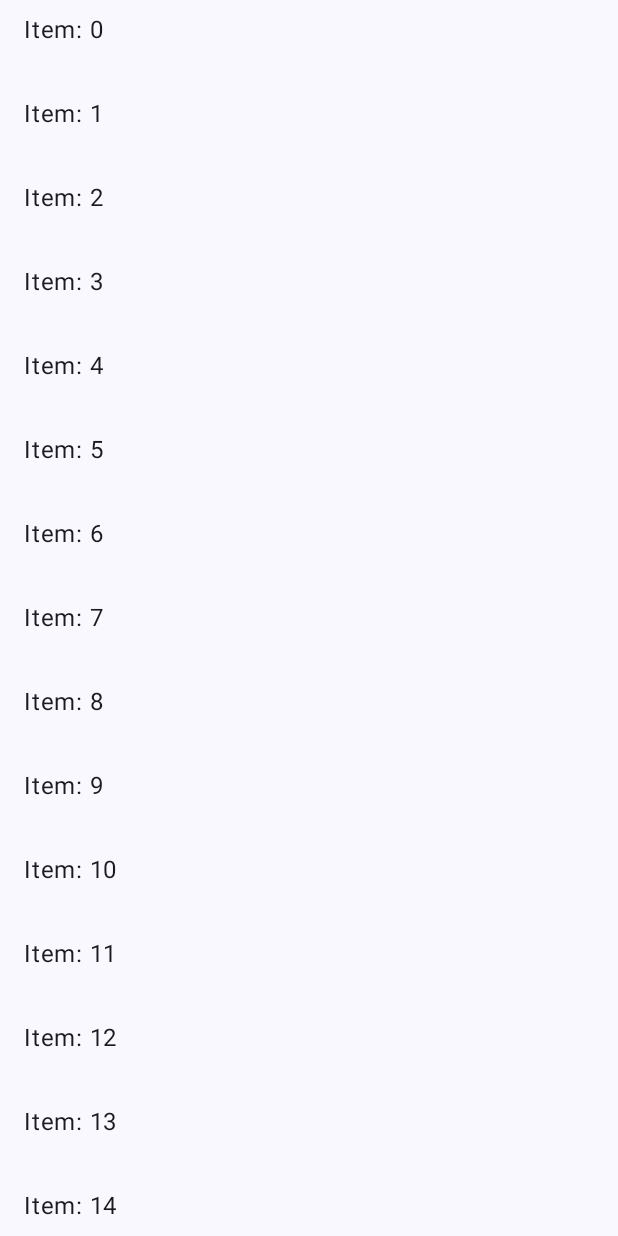
After one commit to SargisKhlopuzyan/PL_JetpackCompose, an Android app built with Jetpack Compose: the PullToRefreshLazyColumnScreen screen opened through its navigation route, on a phone screen of 412 x 824 dp. The commit adds this screen. Run offline under Robolectric (Android 15) with nearby library versions, the phone set to English and light mode, and no system bars; Roboto replaces fonts that are not available here.

Commit message:
Pull To Refresh LazyColumn

```diff
--- a/gradle/libs.versions.toml
+++ b/gradle/libs.versions.toml
@@ -8,9 +8,7 @@ espressoCore = "3.6.1"
 #lifecycleRuntimeKtx = "2.9.1"
 lifecycleRuntimeKtx = "2.9.1"
 activityCompose = "1.10.1"
-#composeBom = "2025.06.01"
 composeBom = "2025.06.01"
-#appcompat = "1.7.1"
 appcompat = "1.7.1"
 #material = "1.12.0"
 lifecycleViewmodelCompose = "2.9.1"
--- a/presentation/src/main/java/com/sargis/khlopuzyan/presentation/ui/main/navigation/MainNavigation.kt
+++ b/presentation/src/main/java/com/sargis/khlopuzyan/presentation/ui/main/navigation/MainNavigation.kt
@@ -10,6 +10,7 @@ import com.sargis.khlopuzyan.presentation.ui.deeplink.DeeplinkNavigation
 import com.sargis.khlopuzyan.presentation.ui.main.lazy_grid.LazyGridScreen
 import com.sargis.khlopuzyan.presentation.ui.messageQueue.MessageQueueScreen
 import com.sargis.khlopuzyan.presentation.ui.profile.navigation.profileGraph
+import com.sargis.khlopuzyan.presentation.ui.pullToRefreshLazyColumn.PullToRefreshLazyColumnScreen
 import com.sargis.khlopuzyan.presentation.ui.sharedViewModel.navigation.SharedNavigation
 import com.sargis.khlopuzyan.presentation.ui.shoppingList.navigation.shoppingListGraph
 import com.sargis.khlopuzyan.presentation.ui.supportMultiScreenSizes.navigation.supportMultiScreenSizesGraph
@@ -50,5 +51,9 @@ fun MainNavigation() {
 
         composeTestScreen(navController)
 
+        composable(route = MainScreen.PullToRefreshLazyColumnScreen.route) {
+            PullToRefreshLazyColumnScreen()
+        }
+
     }
 }
--- a/presentation/src/main/java/com/sargis/khlopuzyan/presentation/ui/main/navigation/MainScreen.kt
+++ b/presentation/src/main/java/com/sargis/khlopuzyan/presentation/ui/main/navigation/MainScreen.kt
@@ -12,6 +12,7 @@ sealed class MainScreen(val route: String) {
     object SharedViewModelScreen : MainScreen("sharedView_model_screen")
     object MessageQueue : MainScreen("message_queue")
     object ComposeScreen : MainScreen("compose_screen")
+    object PullToRefreshLazyColumnScreen : MainScreen("pull_to_refresh_lazy_column_screen")
 }
 
 fun getMainScreens() = listOf<MainScreen>(
@@ -26,4 +27,5 @@ fun getMainScreens() = listOf<MainScreen>(
     MainScreen.SharedViewModelScreen,
     MainScreen.MessageQueue,
     MainScreen.ComposeScreen,
+    MainScreen.PullToRefreshLazyColumnScreen,
 )
--- /dev/null
+++ b/presentation/src/main/java/com/sargis/khlopuzyan/presentation/ui/pullToRefreshLazyColumn/PullToRefreshLazyColumnScreen.kt
@@ -0,0 +1,68 @@
+package com.sargis.khlopuzyan.presentation.ui.pullToRefreshLazyColumn
+
+import androidx.compose.foundation.clickable
+import androidx.compose.foundation.layout.Arrangement
+import androidx.compose.foundation.layout.fillMaxSize
+import androidx.compose.foundation.layout.fillMaxWidth
+import androidx.compose.foundation.layout.padding
+import androidx.compose.foundation.lazy.LazyColumn
+import androidx.compose.material3.ExperimentalMaterial3Api
+import androidx.compose.material3.Scaffold
+import androidx.compose.material3.Text
+import androidx.compose.material3.pulltorefresh.PullToRefreshBox
+import androidx.compose.material3.pulltorefresh.rememberPullToRefreshState
+import androidx.compose.runtime.Composable
+import androidx.compose.runtime.getValue
+import androidx.compose.runtime.mutableStateOf
+import androidx.compose.runtime.remember
+import androidx.compose.runtime.setValue
+import androidx.compose.ui.Modifier
+import androidx.compose.ui.tooling.preview.Preview
+import androidx.compose.ui.unit.dp
+
+@OptIn(ExperimentalMaterial3Api::class)
+@Composable
+fun PullToRefreshLazyColumnScreen() {
+    Scaffold(
+        modifier = Modifier.fillMaxSize()
+    ) { contentPadding ->
+
+        val pullToRefreshState = rememberPullToRefreshState()
+
+        var isRefreshing by remember/*(pullToRefreshState.isAnimating)*/ {
+            mutableStateOf(false)
+        }
+
+        PullToRefreshBox(
+            modifier = Modifier.padding(contentPadding),
+            state = pullToRefreshState,
+            onRefresh = {
+                isRefreshing = true
+            },
+            isRefreshing = isRefreshing
+        ) {
+            LazyColumn(
+                modifier = Modifier.fillMaxSize(),
+                verticalArrangement = Arrangement.spacedBy(16.dp),
+            ) {
+                items(40) {
+                    Text(
+                        modifier = Modifier
+                            .fillMaxWidth()
+                            .padding(vertical = 8.dp, horizontal = 16.dp)
+                            .clickable {
+                                isRefreshing = false
+                            },
+                        text = "Item: $it"
+                    )
+                }
+            }
+        }
+    }
+}
+
+@Preview(showBackground = true)
+@Composable
+fun PullToRefreshLazyColumnScreenPreview() {
+    PullToRefreshLazyColumnScreen()
+}
```
